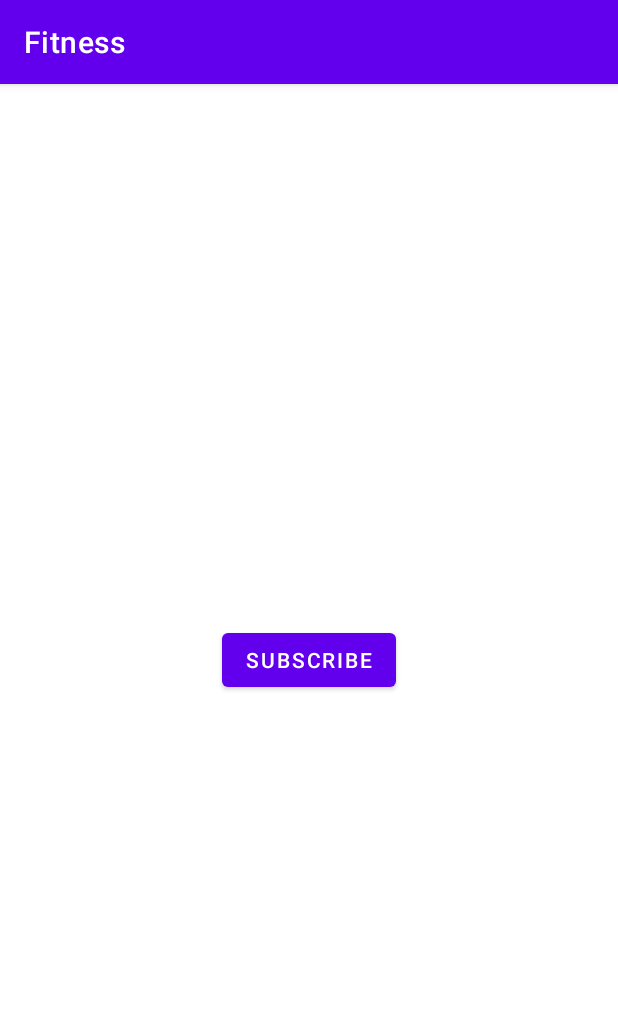
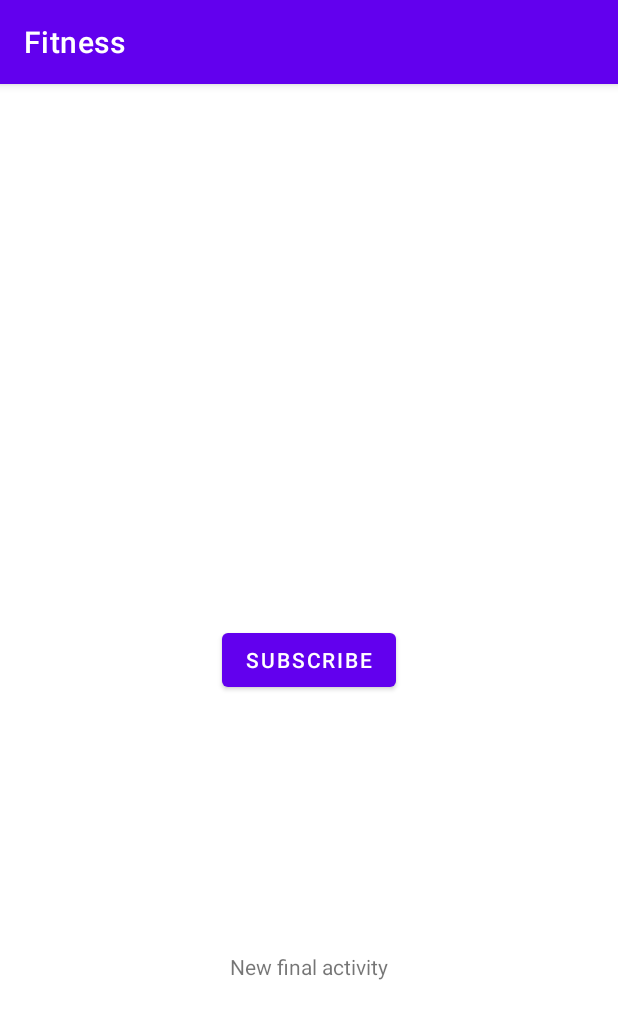
Before and after one commit to SaurabhS120/Fitness, an Android app: the screen it shows after launch (MainActivity), on a phone screen of 412 x 824 dp. Shown: the top 1019 px of the screen. Run offline under Robolectric (Android 15) with nearby library versions, the phone set to English and light mode, and no system bars; our stand-ins replace data binding; 4 statements that could not run were skipped.

Commit message:
New Layout created

```diff
--- a/app/src/main/java/com/example/fitness/MainActivity.kt
+++ b/app/src/main/java/com/example/fitness/MainActivity.kt
@@ -11,9 +11,8 @@ import android.widget.Button
 import android.widget.TextView
 import androidx.activity.viewModels
 import androidx.annotation.RequiresApi
-import com.example.domain.FitnessRepo
+import com.example.fitness.databinding.ActivityFitnessBinding
 import com.example.fitness.databinding.ActivityMainBinding
-import com.example.google_fit.GoogleFitFitnessRepo
 
 class MainActivity : AppCompatActivity() {
     private val TAG = "Fitness"
@@ -21,7 +20,7 @@ class MainActivity : AppCompatActivity() {
     @RequiresApi(Build.VERSION_CODES.O)
     override fun onCreate(savedInstanceState: Bundle?) {
         super.onCreate(savedInstanceState)
-        val binding = ActivityMainBinding.inflate(LayoutInflater.from(this),null,false)
+        val binding = ActivityFitnessBinding.inflate(LayoutInflater.from(this),null,false)
         setContentView(binding.root)
         binding.lifecycleOwner = this
         val viewModel: FitnessViewModel by viewModels()
--- /dev/null
+++ b/app/src/main/res/layout/activity_fitness.xml
@@ -0,0 +1,76 @@
+<?xml version="1.0" encoding="utf-8"?>
+<layout>
+    <data>
+        <variable
+            name="viewModel"
+            type="com.example.fitness.FitnessViewModel" />
+    </data>
+    <androidx.constraintlayout.widget.ConstraintLayout xmlns:android="http://schemas.android.com/apk/res/android"
+        xmlns:app="http://schemas.android.com/apk/res-auto"
+        xmlns:tools="http://schemas.android.com/tools"
+        android:layout_width="match_parent"
+        android:layout_height="match_parent"
+        tools:context=".MainActivity">
+
+        <LinearLayout
+            android:orientation="vertical"
+            app:layout_constraintTop_toTopOf="parent"
+            app:layout_constraintStart_toStartOf="parent"
+            app:layout_constraintEnd_toEndOf="parent"
+            app:layout_constraintBottom_toTopOf="@id/button"
+            android:layout_width="wrap_content"
+            android:layout_height="wrap_content">
+            <TextView
+                android:id="@+id/steps_tv"
+                tools:text="steps"
+                android:text="@{viewModel.stepsLiveData}"
+                android:layout_width="wrap_content"
+                android:layout_height="wrap_content"/>
+            <TextView
+                android:id="@+id/calories_tv"
+                tools:text="calories"
+                android:text="@{viewModel.caloriesLiveData}"
+                android:layout_width="wrap_content"
+                android:layout_height="wrap_content"/>
+            <TextView
+                android:id="@+id/heart_points_tv"
+                tools:text="heart points"
+                android:text="@{viewModel.heartPointsLiveData}"
+                android:layout_width="wrap_content"
+                android:layout_height="wrap_content"/>
+            <TextView
+                android:id="@+id/walked_distance_tv"
+                tools:text="Walked distance"
+                android:text="@{viewModel.walkedDistanceLiveData}"
+                android:layout_width="wrap_content"
+                android:layout_height="wrap_content"/>
+            <TextView
+                android:id="@+id/move_min_tv"
+                tools:text="Moved Min"
+                android:text="@{viewModel.moveMinLiveData}"
+                android:layout_width="wrap_content"
+                android:layout_height="wrap_content"/>
+        </LinearLayout>
+
+        <Button
+            android:id="@+id/button"
+            android:layout_width="wrap_content"
+            android:layout_height="wrap_content"
+            android:text="Subscribe"
+            app:layout_constraintBottom_toBottomOf="parent"
+            app:layout_constraintEnd_toEndOf="parent"
+            app:layout_constraintStart_toStartOf="parent"
+            app:layout_constraintTop_toTopOf="parent" />
+
+        <TextView
+            android:layout_height="wrap_content"
+            android:layout_width="wrap_content"
+            android:text="New final activity"
+            app:layout_constraintTop_toBottomOf="@id/button"
+            app:layout_constraintLeft_toLeftOf="parent"
+            app:layout_constraintRight_toRightOf="parent"
+            app:layout_constraintBottom_toBottomOf="parent" />
+
+    </androidx.constraintlayout.widget.ConstraintLayout>
+
+</layout>
```
